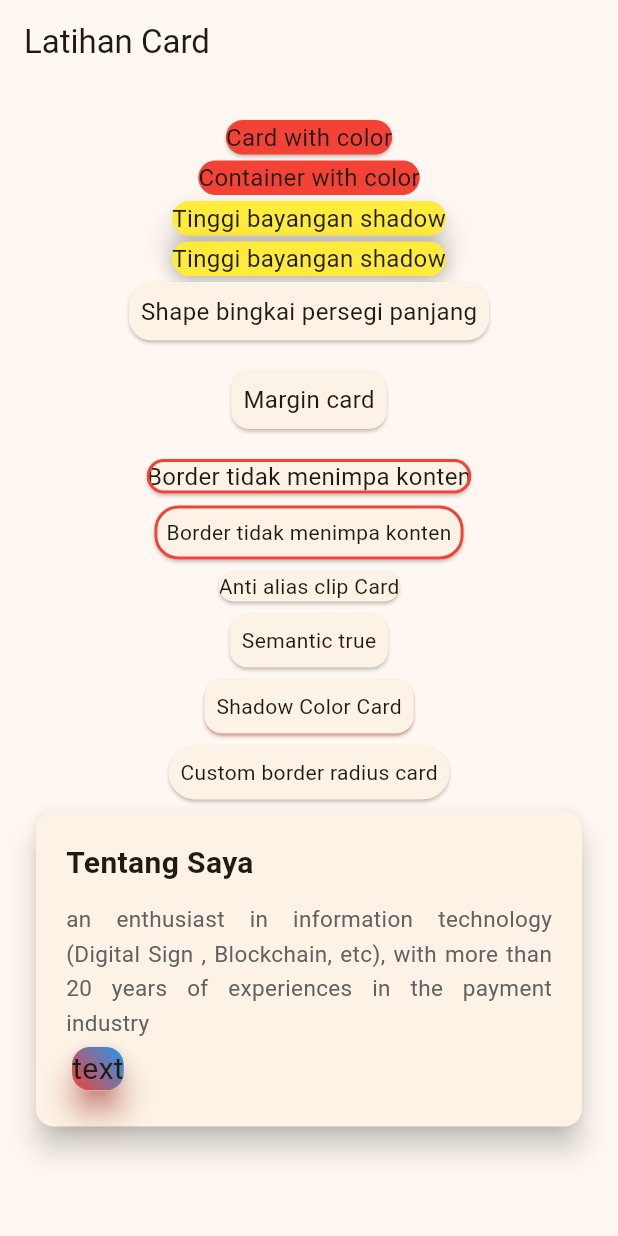
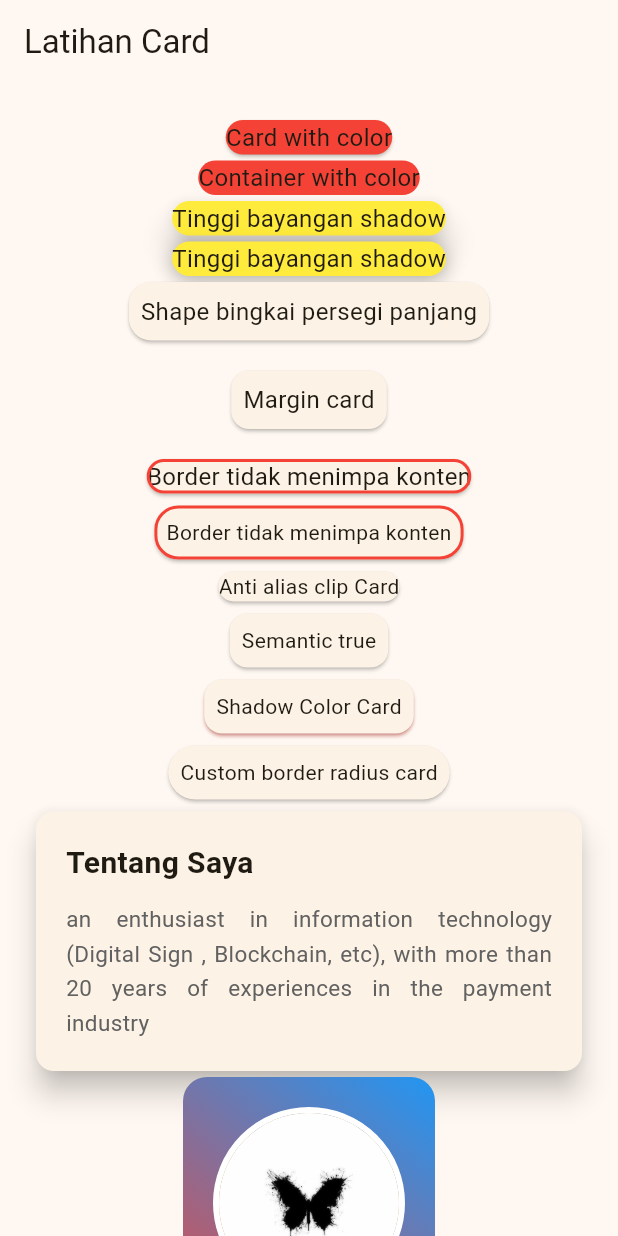
Before and after one commit to annddvaa/Tugas_week_8_1123150164, a Flutter app: the screen it shows after launch, on a phone screen of 412 x 824 dp. Run offline on Flutter 3.47's test engine with Material 3 defaults, Android fonts, the phone set to English and light mode, and no system bars.

Commit message:
membuat circle avatar

```diff
--- a/lib/pages/latihancard.dart
+++ b/lib/pages/latihancard.dart
@@ -165,26 +165,45 @@ class Latihancard extends StatelessWidget {
                           ),
                           textAlign: TextAlign.justify,
                         ),
-                        Card(
-                          elevation: 8,
-                          shadowColor: Colors.red,
-                          clipBehavior: Clip.antiAlias,
-                          child: Container(
+                      ],
+                    ),
+                  ),
+                ),
+                Container(
                   decoration: BoxDecoration(
+                    borderRadius: BorderRadius.all(Radius.circular(16.0)),
                     gradient: LinearGradient(
                       begin: Alignment.topRight,
                       end: Alignment.bottomLeft,
                       colors: [Colors.blue, Colors.red],
                     ),
                   ),
-                            child: Text(
-                              "text",
-                              style: TextStyle(fontSize: 20.0),
+                  padding: const EdgeInsets.all(20.0),
+                  child: Column(
+                    crossAxisAlignment: CrossAxisAlignment.center,
+                    children: [
+                      Container(
+                        decoration: BoxDecoration(
+                          shape: BoxShape.circle,
+                          border: Border.all(color: Colors.white, width: 4),
+                        ),
+                        child: CircleAvatar(
+                          radius: 60,
+                          backgroundImage: AssetImage(
+                            "assets/images/kupukupumalam.jpg",
                           ),
                         ),
                       ),
+                      SizedBox(height: 10),
+                      Text(
+                        "Dav",
+                        style: TextStyle(
+                          fontSize: 26.0,
+                          fontWeight: FontWeight.bold,
+                          color: Colors.white,
+                        ),
+                      ),
                     ],
-                    ),
                   ),
                 ),
               ],
--- a/pubspec.yaml
+++ b/pubspec.yaml
@@ -58,9 +58,9 @@ flutter:
   uses-material-design: true
 
   # To add assets to your application, add an assets section, like this:
-  # assets:
-  #   - images/a_dot_burr.jpeg
-  #   - images/a_dot_ham.jpeg
+  assets:
+    - assets/images/
+    # - images/a_dot_ham.jpeg
 
   # An image asset can refer to one or more resolution-specific "variants", see
   # https://flutter.dev/to/resolution-aware-images
```
Also changed, not shown: assets/images/kupukupumalam.jpg (added). Lines whose indentation alone changed are shown as unchanged.
